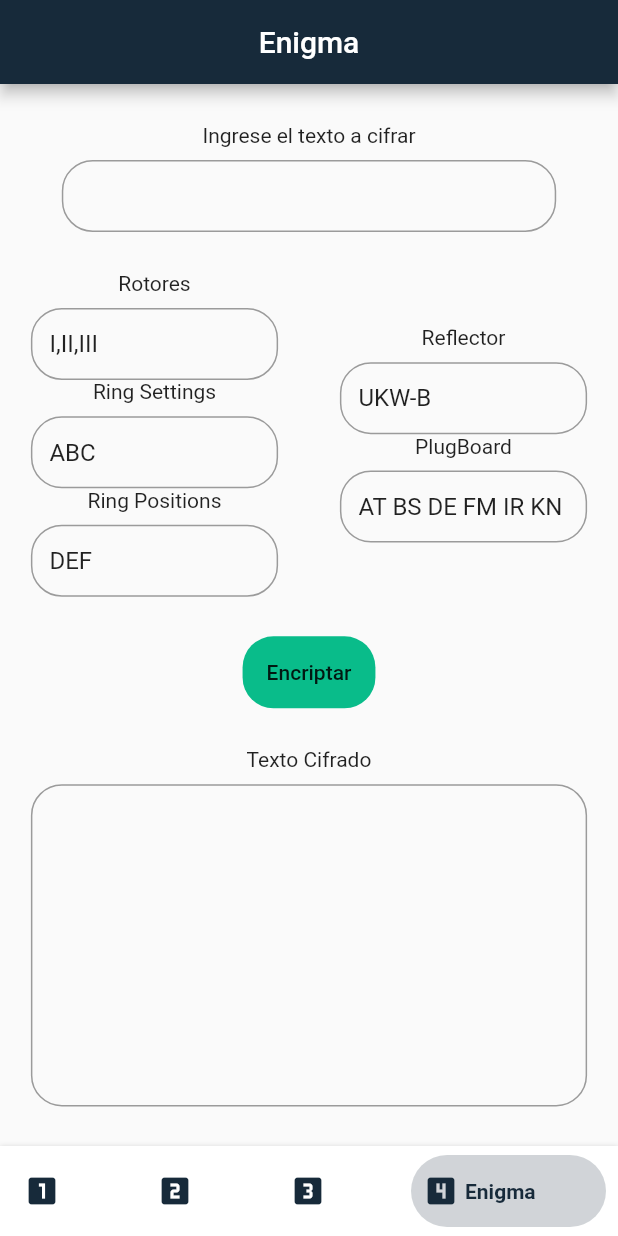
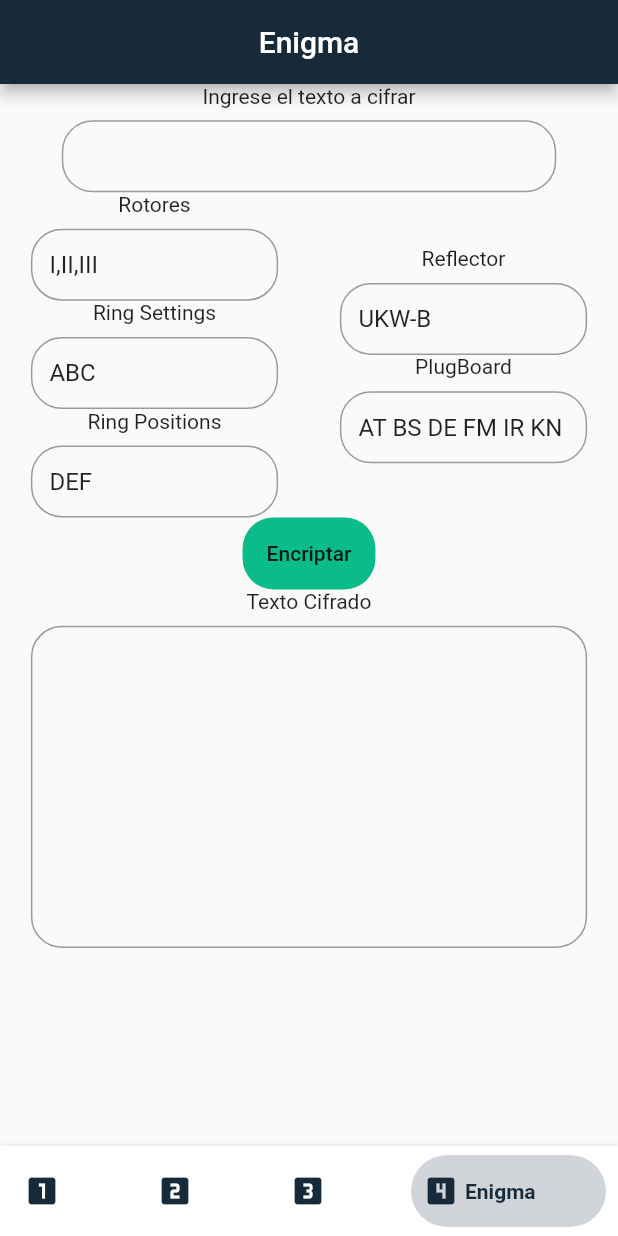
Before and after one commit to JuanJo53/Crypting-Security-Code, a Flutter app: the screen it shows after launch, swiped to page 4, on a phone screen of 412 x 824 dp. Run offline on Flutter 3.47's test engine with Material 2 defaults, Android fonts, the light colour scheme and no system bars; drawn by our look-alikes of bottom_navy_bar; our stand-ins replace flutter_xlider.

```diff
--- a/lib/Pages/Enigma_Page.dart
+++ b/lib/Pages/Enigma_Page.dart
@@ -44,8 +44,6 @@ class _Enigma_PageState extends State<Enigma_Page> {
     return Scaffold(
 
         body: SingleChildScrollView(
-          child: SizedBox(
-            height: size.height-heightAppbar-60,
           child: Column(
             mainAxisAlignment: MainAxisAlignment.spaceEvenly,
             children: [
@@ -55,7 +53,6 @@ class _Enigma_PageState extends State<Enigma_Page> {
               InputArea("Texto Cifrado",output),
 
             ],
-            ),
           ),
         )
     );
```
Lines whose indentation alone changed are shown as unchanged.
